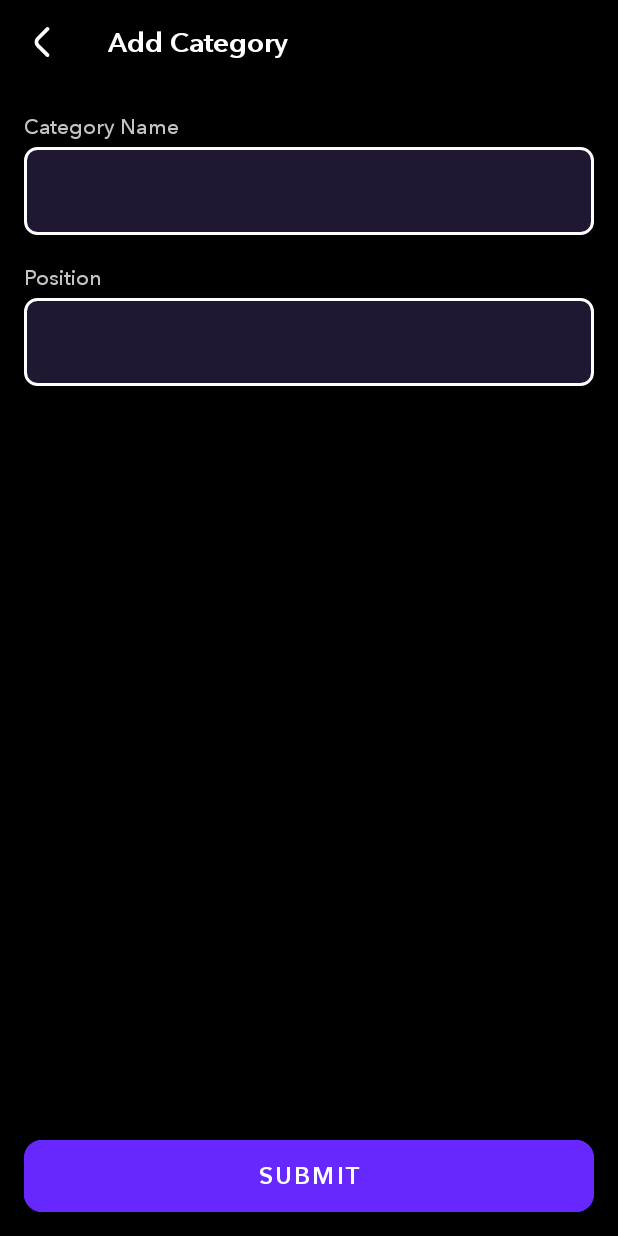
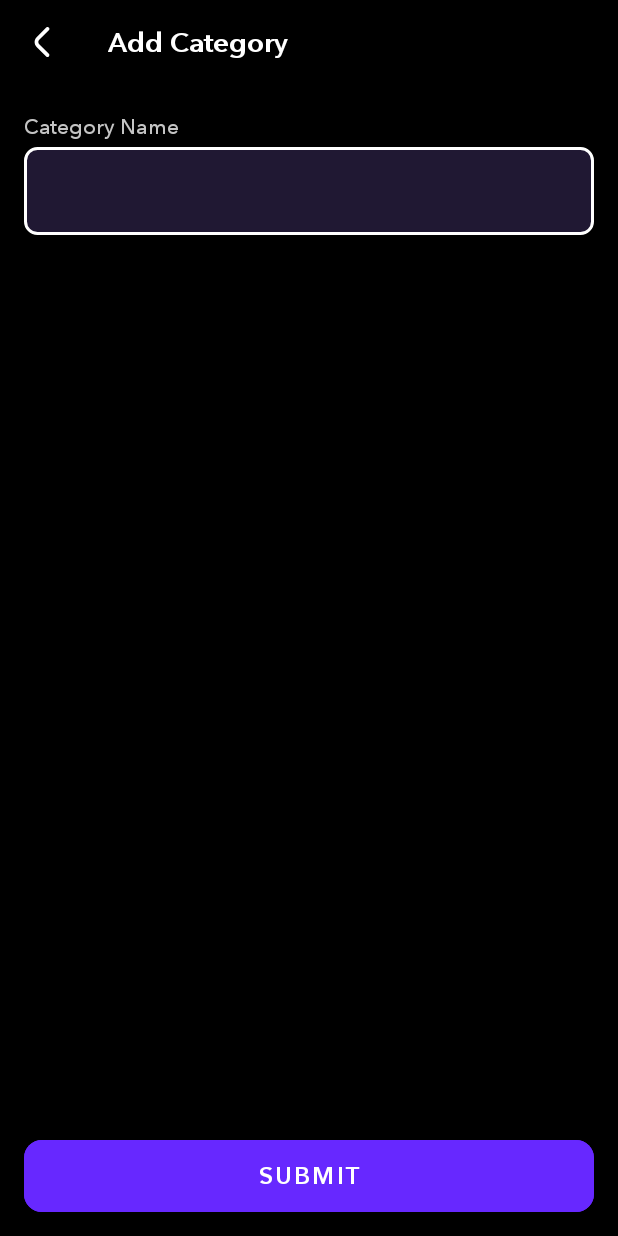
Before and after one commit to hvyas3662/Passlocker, an Android app: the AddUpdateCategoryActivity screen opened directly, with no data from a screen before it, on a phone screen of 412 x 824 dp. Run offline under Robolectric (Android 15) with nearby library versions, the phone set to English and light mode, and no system bars; our stand-ins replace Dagger/Hilt's generated code, Room's generated code, Timber.

Commit message:
Position input field removed

```diff
--- a/app/src/main/java/com/elevationsoft/passlocker/data/local/room/RoomDao.kt
+++ b/app/src/main/java/com/elevationsoft/passlocker/data/local/room/RoomDao.kt
@@ -23,6 +23,10 @@ interface RoomDao {
 
     @Query("DELETE FROM credential WHERE categoryId = :catId")
     suspend fun deleteAllCredentialCategoryVise(catId: Long)
+
+    @Query("SELECT MAX(position) FROM category")
+    suspend fun getLastPosition(): Int?
+
 
     //Credential
 
--- a/app/src/main/java/com/elevationsoft/passlocker/data/repository/CategoryRepoImpl.kt
+++ b/app/src/main/java/com/elevationsoft/passlocker/data/repository/CategoryRepoImpl.kt
@@ -19,4 +19,8 @@ class CategoryRepoImpl @Inject constructor(private val roomDao: RoomDao) : Categ
         roomDao.deleteAllCredentialCategoryVise(categoryId)
     }
 
+    override suspend fun getLastPosition(): Int? {
+        return roomDao.getLastPosition()
+    }
+
 }
--- a/app/src/main/java/com/elevationsoft/passlocker/di/AppModule.kt
+++ b/app/src/main/java/com/elevationsoft/passlocker/di/AppModule.kt
@@ -8,6 +8,7 @@ import com.elevationsoft.passlocker.data.repository.CategoryRepoImpl
 import com.elevationsoft.passlocker.data.repository.CredentialRepoImpl
 import com.elevationsoft.passlocker.domain.use_cases.category.AddUpdateCategoryUC
 import com.elevationsoft.passlocker.domain.use_cases.category.GetCategoryListUC
+import com.elevationsoft.passlocker.domain.use_cases.category.GetLastCategoryPositionUC
 import com.elevationsoft.passlocker.utils.PrefUtils
 import dagger.Module
 import dagger.Provides
@@ -62,4 +63,10 @@ object AppModule {
         return AddUpdateCategoryUC(categoryRepo)
     }
 
+    @Provides
+    @Singleton
+    fun provideGetLastCategoryPositionUC(categoryRepo: CategoryRepoImpl): GetLastCategoryPositionUC {
+        return GetLastCategoryPositionUC(categoryRepo)
+    }
+
 }
--- a/app/src/main/java/com/elevationsoft/passlocker/domain/repository/CategoryRepo.kt
+++ b/app/src/main/java/com/elevationsoft/passlocker/domain/repository/CategoryRepo.kt
@@ -8,4 +8,6 @@ interface CategoryRepo {
     suspend fun insertUpdateCategory(cat: CategoryDto)
 
     suspend fun deleteCategory(categoryId: Long)
+
+    suspend fun getLastPosition(): Int?
 }
--- /dev/null
+++ b/app/src/main/java/com/elevationsoft/passlocker/domain/use_cases/category/GetLastCategoryPositionUC.kt
@@ -0,0 +1,19 @@
+package com.elevationsoft.passlocker.domain.use_cases.category
+
+import com.elevationsoft.passlocker.data.repository.CategoryRepoImpl
+import com.elevationsoft.passlocker.utils.common_classes.DataState
+import kotlinx.coroutines.flow.Flow
+import kotlinx.coroutines.flow.flow
+import javax.inject.Inject
+
+class GetLastCategoryPositionUC @Inject constructor(private val categoryRepo: CategoryRepoImpl) {
+
+    operator fun invoke(): Flow<DataState<Int>> {
+        return flow {
+            emit(DataState.Loading(true))
+            val lastPos: Int = categoryRepo.getLastPosition() ?: 0
+            emit(DataState.Success(lastPos))
+            emit(DataState.Loading(false))
+        }
+    }
+}
--- a/app/src/main/java/com/elevationsoft/passlocker/presentation/add_category/AddCategoryScreenState.kt
+++ b/app/src/main/java/com/elevationsoft/passlocker/presentation/add_category/AddCategoryScreenState.kt
@@ -4,6 +4,7 @@ import com.elevationsoft.passlocker.utils.common_classes.UiText
 
 data class AddCategoryScreenState(
     val isCategoryAdded: Boolean = false,
+    val nextCategoryPosition: Int = 0,
     val error: UiText = UiText.DynamicText(""),
     val isLoading: Boolean = false
 )
--- a/app/src/main/java/com/elevationsoft/passlocker/presentation/add_category/AddCategoryViewModel.kt
+++ b/app/src/main/java/com/elevationsoft/passlocker/presentation/add_category/AddCategoryViewModel.kt
@@ -6,6 +6,7 @@ import androidx.lifecycle.ViewModel
 import androidx.lifecycle.viewModelScope
 import com.elevationsoft.passlocker.domain.models.Category
 import com.elevationsoft.passlocker.domain.use_cases.category.AddUpdateCategoryUC
+import com.elevationsoft.passlocker.domain.use_cases.category.GetLastCategoryPositionUC
 import com.elevationsoft.passlocker.utils.common_classes.DataState
 import dagger.hilt.android.lifecycle.HiltViewModel
 import kotlinx.coroutines.flow.launchIn
@@ -14,7 +15,8 @@ import javax.inject.Inject
 
 @HiltViewModel
 class AddCategoryViewModel @Inject constructor(
-    private val addUpdateCategoryUC: AddUpdateCategoryUC
+    private val addUpdateCategoryUC: AddUpdateCategoryUC,
+    private val getLastCategoryPositionUC: GetLastCategoryPositionUC
 ) : ViewModel() {
 
     private val _screenState: MutableLiveData<AddCategoryScreenState> =
@@ -29,13 +31,27 @@ class AddCategoryViewModel @Inject constructor(
         return catName.trim()
     }
 
-    fun validateCategoryPosition(position: String): Boolean {
-        return position.trim().isNotEmpty()
+
+    fun getLastCategoryPosition() {
+        getLastCategoryPositionUC().onEach {
+            when (it) {
+                is DataState.Loading -> {
+                    _screenState.value = screenState.value!!.copy(isLoading = it.isLoading)
+                }
+
+                is DataState.Success -> {
+                    _screenState.value =
+                        screenState.value!!.copy(nextCategoryPosition = (it.data!! + 1))
+                }
+
+                is DataState.Failed -> {
+                    _screenState.value = screenState.value!!.copy(error = it.errorMsg)
+                }
+            }
+
+        }.launchIn(viewModelScope)
     }
 
-    fun getValidCategoryPosition(position: String): Int {
-        return position.trim().toInt()
-    }
 
     fun insertUpdateCategory(id: Long, catName: String, position: Int) {
         addUpdateCategoryUC(Category(id, catName, position)).onEach {
--- a/app/src/main/java/com/elevationsoft/passlocker/presentation/add_category/AddUpdateCategoryActivity.kt
+++ b/app/src/main/java/com/elevationsoft/passlocker/presentation/add_category/AddUpdateCategoryActivity.kt
@@ -15,6 +15,7 @@ import dagger.hilt.android.AndroidEntryPoint
 class AddUpdateCategoryActivity : AppCompatActivity() {
     private lateinit var binding: ActivityAddCategoryBinding
     private val vm by viewModels<AddCategoryViewModel>()
+    private var nextPos: Int = 0
 
     override fun onCreate(savedInstanceState: Bundle?) {
         super.onCreate(savedInstanceState)
@@ -24,6 +25,8 @@ class AddUpdateCategoryActivity : AppCompatActivity() {
         initToolBar()
 
         vm.screenState.observe(this) {
+            nextPos = it.nextCategoryPosition
+
             if (it.isLoading) {
                 CustomLoader.getInstance().showLoader(this)
             } else {
@@ -34,21 +37,20 @@ class AddUpdateCategoryActivity : AppCompatActivity() {
                 toast(it.error.asString(this@AddUpdateCategoryActivity), Toast.LENGTH_LONG)
             } else if (it.isCategoryAdded) {
                 //set result and go back
+                toast(getString(R.string.text_category_added), Toast.LENGTH_LONG)
                 finish()
             }
         }
 
+        vm.getLastCategoryPosition()
+
         binding.btnSubmit.setOnClickListener {
             val catName = binding.etCatName.text.toString()
-            val position = binding.etPosition.text.toString()
             if (!vm.validateCategoryName(catName)) {
                 toast(getString(R.string.text_category_error))
-            } else if (!vm.validateCategoryPosition(position)) {
-                toast(getString(R.string.text_position_error))
             } else {
                 val validCatName = vm.getValidCategoryName(catName)
-                val validCatPos = vm.getValidCategoryPosition(position)
-                vm.insertUpdateCategory(0L, validCatName, validCatPos)
+                vm.insertUpdateCategory(0L, validCatName, nextPos)
             }
         }
 
--- a/app/src/main/java/com/elevationsoft/passlocker/utils/CustomLoader.java
+++ b/app/src/main/java/com/elevationsoft/passlocker/utils/CustomLoader.java
@@ -61,6 +61,8 @@ public class CustomLoader {
             }
         } catch (Exception e) {
             e.printStackTrace();
+        } finally {
+            alertDialog = null;
         }
     }
 
--- a/app/src/main/res/layout/activity_add_category.xml
+++ b/app/src/main/res/layout/activity_add_category.xml
@@ -64,30 +64,6 @@
                 android:textSize="@dimen/text_normal"
                 tools:ignore="LabelFor" />
 
-
-            <TextView
-                android:id="@+id/tv_label_position"
-                android:layout_width="match_parent"
-                android:layout_height="wrap_content"
-                android:layout_marginTop="@dimen/margin_16"
-                android:fontFamily="@font/avenir_next_medium"
-                android:text="@string/text_position"
-                android:textColor="@color/textSecondary"
-                android:textSize="@dimen/text_small" />
-
-            <EditText
-                android:id="@+id/et_position"
-                android:layout_width="match_parent"
-                android:layout_height="wrap_content"
-                android:importantForAutofill="no"
-                android:inputType="number"
-                android:layout_marginTop="@dimen/margin_2"
-                android:maxLength="5"
-                android:padding="@dimen/padding_16"
-                android:textColor="@color/textPrimary"
-                android:textSize="@dimen/text_normal"
-                tools:ignore="LabelFor" />
-
         </LinearLayout>
 
     </androidx.core.widget.NestedScrollView>
--- a/app/src/main/res/values/strings.xml
+++ b/app/src/main/res/values/strings.xml
@@ -38,6 +38,7 @@
     <string name="text_position">Position</string>
     <string name="text_category_error">Please enter valid category name</string>
     <string name="text_position_error">Please enter valid position</string>
+    <string name="text_category_added">Category added successfully</string>
 
     <!--Add credentials-->
     <string name="text_add_credentials">Add Credentials</string>
```
